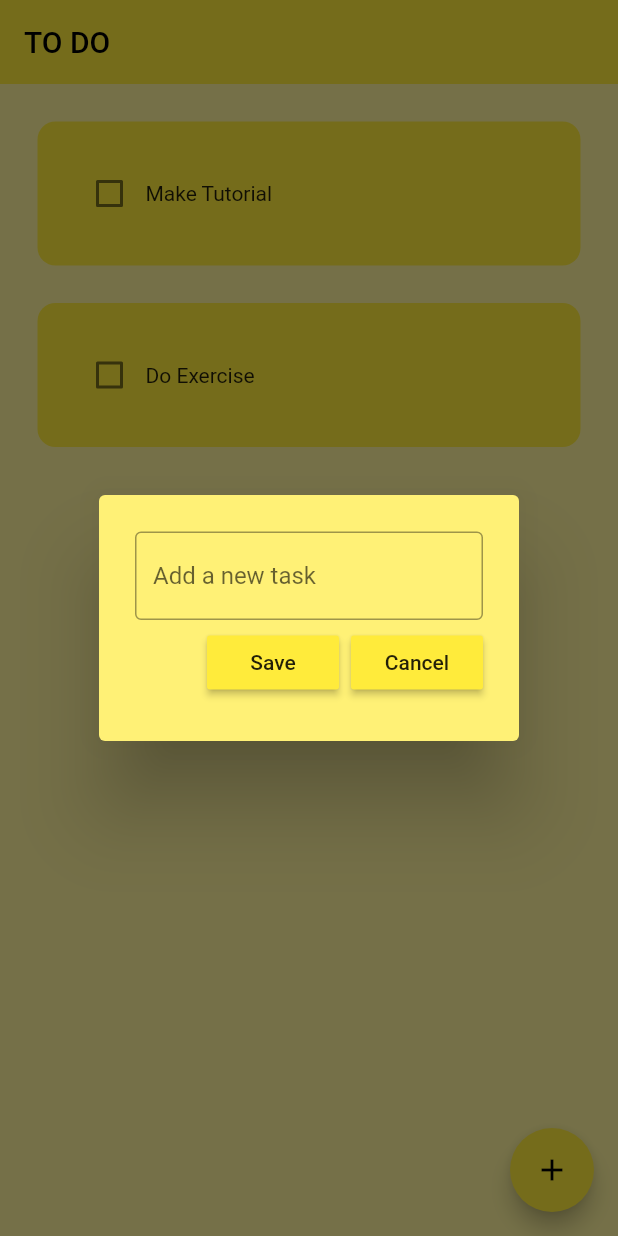
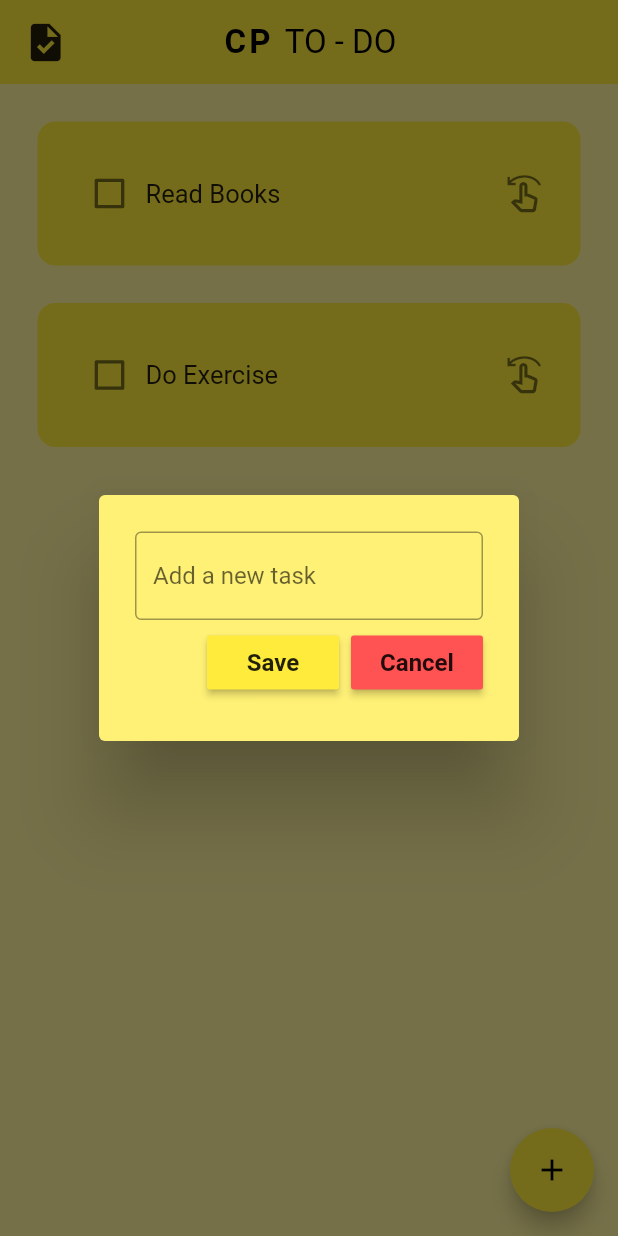
Before and after one commit to MUHAMMEDSINANCP/CP-To-Do-APP, a Flutter app: the screen it shows after launch, after a tap on the "add" icon, on a phone screen of 412 x 824 dp. Run offline on Flutter 3.47's test engine with Material 2 defaults, Android fonts, the phone set to English and light mode, and no system bars; drawn by our look-alikes of flutter_slidable; our stand-ins replace hive_flutter; accounts and stored records are empty.

Commit message:
Successfully Completed

```diff
--- a/lib/data/database.dart
+++ b/lib/data/database.dart
@@ -9,7 +9,7 @@ class ToDoDataBase {
   // run this method if this is the 1st time ever opening this app
   void createInitialData() {
     toDoList = [
-      ["Make Tutorial", false],
+      ["Read Books", false],
       ["Do Exercise", false],
     ];
   }
--- a/lib/pages/home_page.dart
+++ b/lib/pages/home_page.dart
@@ -58,8 +58,10 @@ class _HomePageState extends State<HomePage> {
         return DialogBox(
             controller: _controller,
             onSave: saveNewTask,
-          onCancel: () => Navigator.of(context).pop(),
-        );
+            onCancel: () {
+              Navigator.of(context).pop();
+              _controller.clear();
+            });
       },
     );
   }
@@ -77,14 +79,61 @@ class _HomePageState extends State<HomePage> {
     return Scaffold(
       backgroundColor: Colors.yellow[200],
       appBar: AppBar(
-        title: const Text('TO DO'),
+        centerTitle: true,
+        leading: const Padding(
+          padding: EdgeInsets.only(left: 5),
+          child: Icon(
+            Icons.task,
+            size: 30,
+            color: Colors.black87,
+          ),
+        ),
+        title: RichText(
+          text: const TextSpan(
+            style: TextStyle(
+              fontSize: 22,
+            ),
+            children: <TextSpan>[
+              TextSpan(
+                text: 'CP ',
+                style: TextStyle(
+                  letterSpacing: 2,
+                  color: Colors.black,
+                  fontWeight: FontWeight.bold,
+                ),
+              ),
+              TextSpan(
+                text: 'TO - DO',
+                style: TextStyle(
+                  color: Colors.black,
+                ),
+              ),
+            ],
+          ),
+        ),
         elevation: 0,
       ),
       floatingActionButton: FloatingActionButton(
+        tooltip: "Add New Task",
         onPressed: createNewTask,
         child: const Icon(Icons.add),
       ),
-      body: ListView.builder(
+      body: Stack(
+        children: [
+          if (db.toDoList.isEmpty) // Check if the to-do list is empty
+            const Center(
+              child: Text(
+                'Your To-Do list is Empty!',
+                style: TextStyle(
+                  fontSize: 23,
+                  fontWeight: FontWeight.bold,
+                  color: Colors.grey,
+                ),
+              ),
+            ),
+          if (db.toDoList.isNotEmpty) // Show the list if it's not empty
+            ListView.builder(
+              physics: const BouncingScrollPhysics(),
               itemCount: db.toDoList.length,
               itemBuilder: (context, index) {
                 return ToDoTile(
@@ -95,6 +144,8 @@ class _HomePageState extends State<HomePage> {
                 );
               },
             ),
+        ],
+      ),
     );
   }
 }
--- a/lib/util/dialog_box.dart
+++ b/lib/util/dialog_box.dart
@@ -37,12 +37,20 @@ class DialogBox extends StatelessWidget {
               mainAxisAlignment: MainAxisAlignment.end,
               children: [
                 // save button
-                MyButton(text: "Save", onPressed: onSave),
+                MyButton(
+                  text: "Save",
+                  onPressed: onSave,
+                  color: Colors.yellow,
+                ),
 
                 const SizedBox(width: 8),
 
                 // cancel button
-                MyButton(text: "Cancel", onPressed: onCancel),
+                MyButton(
+                  text: "Cancel",
+                  onPressed: onCancel,
+                  color: Colors.redAccent,
+                ),
               ],
             ),
           ],
--- a/lib/util/my_button.dart
+++ b/lib/util/my_button.dart
@@ -3,18 +3,24 @@ import 'package:flutter/material.dart';
 class MyButton extends StatelessWidget {
   final String text;
   final VoidCallback onPressed;
+  final Color color;
+
   const MyButton({
     super.key,
     required this.text,
     required this.onPressed,
+    required this.color,
   });
 
   @override
   Widget build(BuildContext context) {
     return MaterialButton(
       onPressed: onPressed,
-      color: Theme.of(context).primaryColor,
-      child: Text(text),
+      color: color,
+      child: Text(
+        text,
+        style: const TextStyle(fontWeight: FontWeight.bold, fontSize: 16),
+      ),
     );
   }
 }
--- a/lib/util/todo_tile.dart
+++ b/lib/util/todo_tile.dart
@@ -24,7 +24,10 @@ class ToDoTile extends StatelessWidget {
           motion: const StretchMotion(),
           children: [
             SlidableAction(
+              autoClose: true,
+              label: "DELETE",
               onPressed: deleteFunction,
+              padding: const EdgeInsets.symmetric(vertical: 10),
               icon: Icons.delete,
               backgroundColor: Colors.red.shade300,
               borderRadius: BorderRadius.circular(12),
@@ -40,21 +43,33 @@ class ToDoTile extends StatelessWidget {
           child: Row(
             children: [
               // checkbox
-              Checkbox(
+              Transform.scale(
+                scale: 1.1,
+                child: Checkbox(
                   value: taskCompleted,
                   onChanged: onChanged,
                   activeColor: Colors.black,
                 ),
+              ),
 
               // task name
-              Text(
+              Expanded(
+                child: Text(
                   taskName,
                   style: TextStyle(
+                    fontSize: 17,
                     decoration: taskCompleted
                         ? TextDecoration.lineThrough
                         : TextDecoration.none,
                   ),
                 ),
+              ),
+              const Spacer(),
+              const Icon(
+                Icons.swipe_left_outlined,
+                size: 27,
+                color: Colors.black54,
+              )
             ],
           ),
         ),
```
Lines whose indentation alone changed are shown as unchanged.
